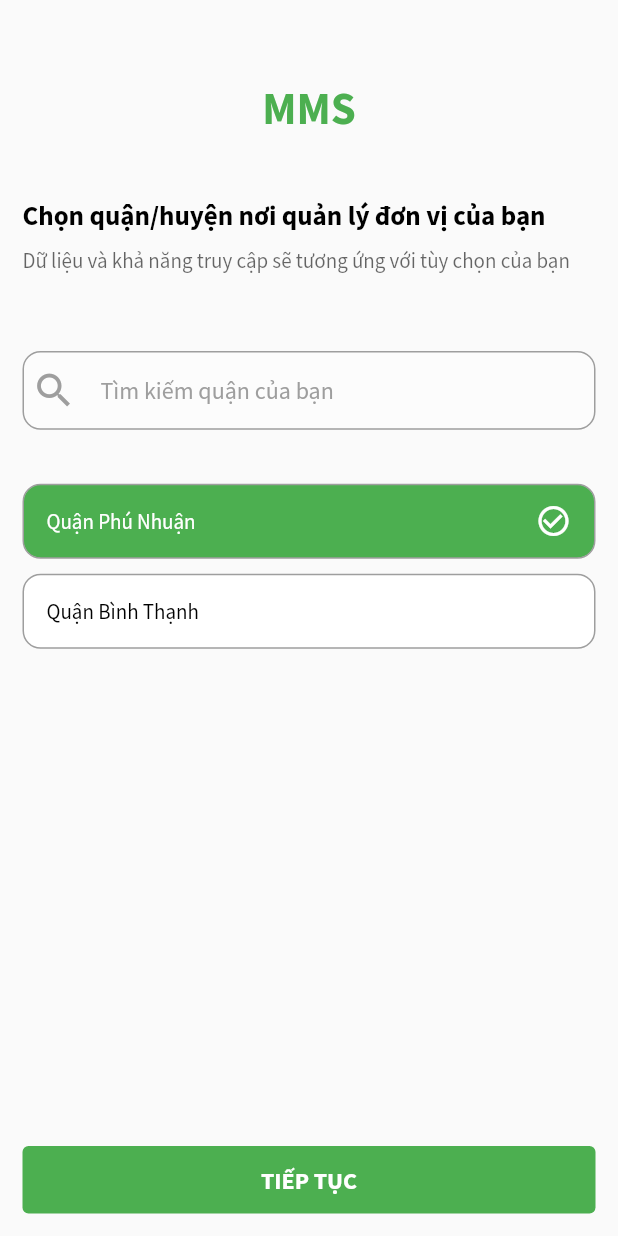
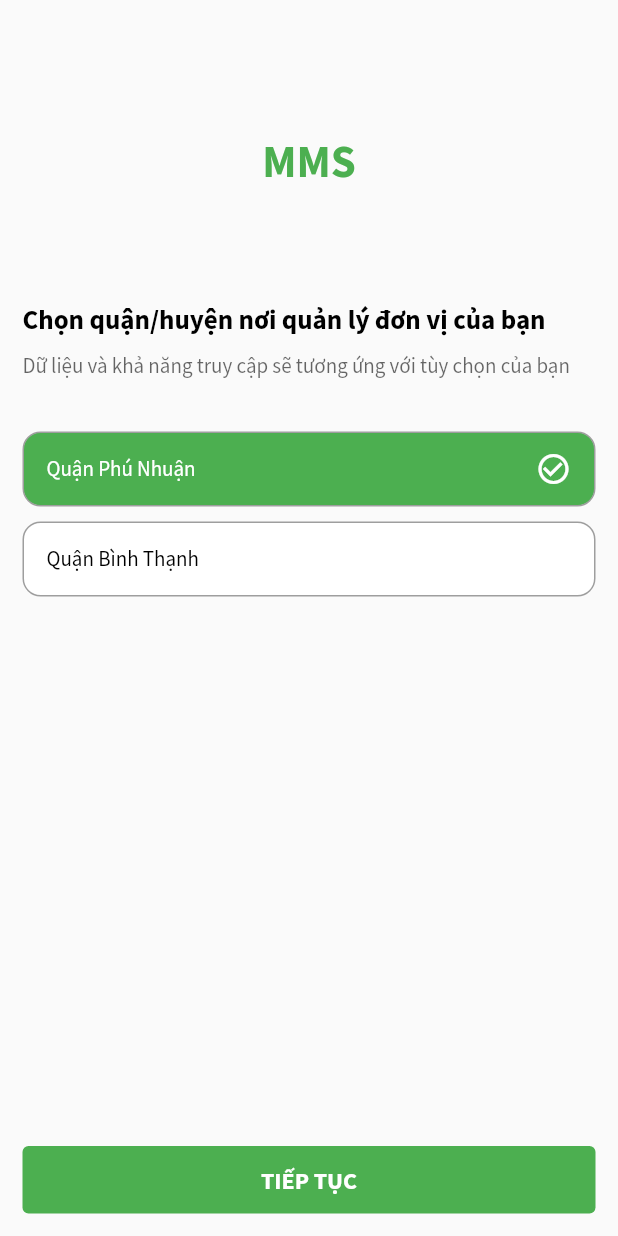
Before and after one commit to polo33333/mmsTN_app, a Flutter app: the SelectDistrictPage screen opened by its route, on a phone screen of 412 x 824 dp. Run offline on Flutter 3.47's test engine with Material 2 defaults, Android fonts, the phone set to English and light mode, and no system bars; our stand-ins replace carousel_slider, flutter_svg, page_transition, shared_preferences; accounts and stored records are empty.

Commit message:
edit onboarding

```diff
--- a/lib/modules/auth/login_page.dart
+++ b/lib/modules/auth/login_page.dart
@@ -127,7 +127,7 @@ class _LoginScreenState extends State<LoginPage> {
                                 child: Container(
                                   margin: EdgeInsets.fromLTRB(15,5,15,0),
                                   child: Text(
-                                    "Mã hợp đồng",
+                                    "Số hợp đồng",
                                     style: TextStyle(
                                         fontWeight: FontWeight.w500,
                                         fontSize: 16,
@@ -155,7 +155,7 @@ class _LoginScreenState extends State<LoginPage> {
                                       Icons.lock,
                                       color: AppColors.blue_w500,
                                     ),
-                                    hintText: 'Nhập mã hợp đồng',
+                                    hintText: 'Nhập số hợp đồng',
                                     hintStyle: TextStyle(fontSize: 14.0, color: Colors.grey),
                                     border: InputBorder.none,
                                   ),
--- a/lib/modules/auth/onboarding_page.dart
+++ b/lib/modules/auth/onboarding_page.dart
@@ -52,7 +52,7 @@ class _OnBoardingPageState extends State<OnBoardingPage> {
             Container(
               padding: const EdgeInsets.fromLTRB(10, 0, 10, 0),
               child: const Text(
-                  "Hỗ trợ quản lý - tra cứu thông tin tổng quát của chợ, hợp đồng, điểm kinh doanh, thương nhân...",
+                  "Quản lý và tra cứu thông tin hợp đồng, điểm kinh doanh trống, các khoản nộp, ghi nhận phản ánh.",
                   textAlign: TextAlign.center,
                   style: TextStyle(
                     height: 2,
--- a/lib/modules/auth/selectDistrict_page.dart
+++ b/lib/modules/auth/selectDistrict_page.dart
@@ -75,102 +75,104 @@ class _SelectDistrictPageState extends State<SelectDistrictPage> {
                 ),
               ),
             ),
-            const Spacer(),
-            Container(
-              margin: const EdgeInsets.all(15),
-              padding: const EdgeInsets.symmetric(
-                horizontal: 5,
-                vertical: 5 / 4, // 5 top and bottom
-              ),
-              decoration: BoxDecoration(
-                color: Colors.white.withOpacity(0.4),
-                border: Border.all(color: Colors.grey, width: 1),
-                borderRadius: BorderRadius.circular(12),
-              ),
-              child: TextField(
-                controller: _controller,
-                onChanged: onSearchTextChanged,
-                decoration: const InputDecoration(
-                  focusedBorder: InputBorder.none,
-                  enabledBorder: InputBorder.none,
-                  icon: Icon(
-                    Icons.search,
-                    color: Colors.grey,
-                    size: 30.0,
-                  ),
-                  hintText: 'Tìm kiếm quận của bạn',
-                  hintStyle: TextStyle(color: Colors.grey),
-                ),
-              ),
-            ),
+            // const Spacer(),
+            // Container(
+            //   margin: const EdgeInsets.all(15),
+            //   padding: const EdgeInsets.symmetric(
+            //     horizontal: 5,
+            //     vertical: 5 / 4, // 5 top and bottom
+            //   ),
+            //   decoration: BoxDecoration(
+            //     color: Colors.white.withOpacity(0.4),
+            //     border: Border.all(color: Colors.grey, width: 1),
+            //     borderRadius: BorderRadius.circular(12),
+            //   ),
+            //   child: TextField(
+            //     controller: _controller,
+            //     onChanged: onSearchTextChanged,
+            //     decoration: const InputDecoration(
+            //       focusedBorder: InputBorder.none,
+            //       enabledBorder: InputBorder.none,
+            //       icon: Icon(
+            //         Icons.search,
+            //         color: Colors.grey,
+            //         size: 30.0,
+            //       ),
+            //       hintText: 'Tìm kiếm quận của bạn',
+            //       hintStyle: TextStyle(color: Colors.grey),
+            //     ),
+            //   ),
+            // ),
             const SizedBox(
-              height: 16,
+              height: 30,
             ),
             SizedBox(
                 height: defaultLoginSize / 5 * 3,
-                child: _searchResult.length != 0 ||
-                        _controller.text.isNotEmpty
-                    ? ListView.builder(
-                        physics: const BouncingScrollPhysics(),
-                        itemCount: _searchResult.length,
-                        itemBuilder: (context, index) {
-                          return Container(
-                            decoration: BoxDecoration(
-                              color: _searchResult[index].isSelected == true
-                                  ? Colors.green
-                                  : Colors.white,
-                              border: Border.all(
-                                color: Colors.grey,
-                                width: 1,
-                              ),
-                              borderRadius: BorderRadius.circular(12),
-                            ),
-                            padding: const EdgeInsets.fromLTRB(15, 0, 15, 0),
-                            margin: const EdgeInsets.fromLTRB(15, 5, 15, 5),
-                            height: 50,
-                            width: MediaQuery.of(context).size.width * 0.8,
-                            child: InkWell(
-                              onTap: () => {
-                                setState(() {
-                                  _searchResult.forEach((element) {
-                                    element.isSelected = false;
-                                  });
-                                  _districtList.forEach((el) {
-                                    el.isSelected = false;
-                                    if (el.id == _searchResult[index].id)
-                                      el.isSelected = true;
-                                  });
-                                  _searchResult[index].isSelected = true;
-                                })
-                              },
-                              child: Row(
-                                crossAxisAlignment: CrossAxisAlignment.center,
-                                mainAxisAlignment:
-                                    MainAxisAlignment.spaceBetween,
-                                children: [
-                                  Text(
-                                    _searchResult[index].name,
-                                    style: TextStyle(
-                                      color:
-                                          _searchResult[index].isSelected ==
-                                                  true
-                                              ? Colors.white
-                                              : Colors.black,
-                                    ),
-                                  ),
-                                  _searchResult[index].isSelected == true
-                                      ? const Icon(
-                                          Icons.check_circle_outline,
-                                          color: Colors.white,
-                                        )
-                                      : Container(),
-                                ],
-                              ),
-                            ),
-                          );
-                        },
-                      )
-                    : ListView.builder(
+                child:
+                // _searchResult.length != 0 ||
+                //         _controller.text.isNotEmpty
+                //     ? ListView.builder(
+                //         physics: const BouncingScrollPhysics(),
+                //         itemCount: _searchResult.length,
+                //         itemBuilder: (context, index) {
+                //           return Container(
+                //             decoration: BoxDecoration(
+                //               color: _searchResult[index].isSelected == true
+                //                   ? Colors.green
+                //                   : Colors.white,
+                //               border: Border.all(
+                //                 color: Colors.grey,
+                //                 width: 1,
+                //               ),
+                //               borderRadius: BorderRadius.circular(12),
+                //             ),
+                //             padding: const EdgeInsets.fromLTRB(15, 0, 15, 0),
+                //             margin: const EdgeInsets.fromLTRB(15, 5, 15, 5),
+                //             height: 50,
+                //             width: MediaQuery.of(context).size.width * 0.8,
+                //             child: InkWell(
+                //               onTap: () => {
+                //                 setState(() {
+                //                   _searchResult.forEach((element) {
+                //                     element.isSelected = false;
+                //                   });
+                //                   _districtList.forEach((el) {
+                //                     el.isSelected = false;
+                //                     if (el.id == _searchResult[index].id)
+                //                       el.isSelected = true;
+                //                   });
+                //                   _searchResult[index].isSelected = true;
+                //                 })
+                //               },
+                //               child: Row(
+                //                 crossAxisAlignment: CrossAxisAlignment.center,
+                //                 mainAxisAlignment:
+                //                     MainAxisAlignment.spaceBetween,
+                //                 children: [
+                //                   Text(
+                //                     _searchResult[index].name,
+                //                     style: TextStyle(
+                //                       color:
+                //                           _searchResult[index].isSelected ==
+                //                                   true
+                //                               ? Colors.white
+                //                               : Colors.black,
+                //                     ),
+                //                   ),
+                //                   _searchResult[index].isSelected == true
+                //                       ? const Icon(
+                //                           Icons.check_circle_outline,
+                //                           color: Colors.white,
+                //                         )
+                //                       : Container(),
+                //                 ],
+                //               ),
+                //             ),
+                //           );
+                //         },
+                //       )
+                //     :
+                ListView.builder(
                         physics: const BouncingScrollPhysics(),
                         itemCount: _districtList.length,
                         itemBuilder: (context, index) {
```
